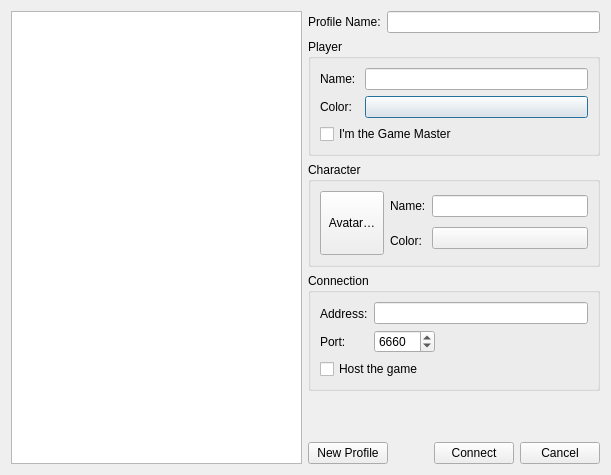
Old version of the form src/network/selectconnectionprofiledialog.ui in the repository Rolisteam/rolisteam.
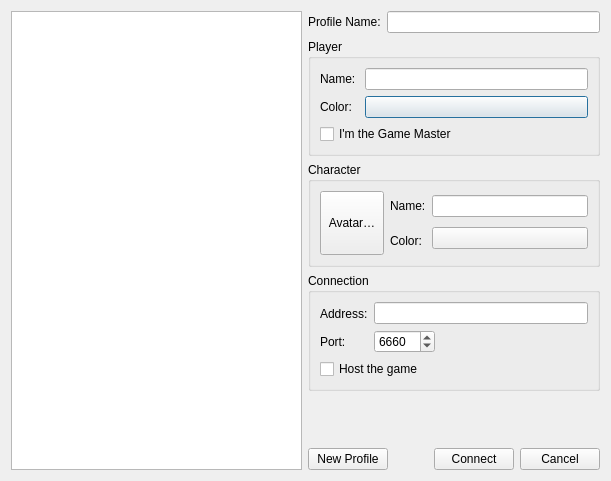
New version of the form. Custom widgets are drawn as their Qt base class.

Commit message: Change title of dialog box

Diff of the .ui file:
```diff
--- a/src/network/selectconnectionprofiledialog.ui
+++ b/src/network/selectconnectionprofiledialog.ui
@@ -7,7 +7,7 @@
     <x>0</x>
     <y>0</y>
     <width>611</width>
-    <height>475</height>
+    <height>481</height>
    </rect>
   </property>
   <property name="windowTitle">
```
Left out of the diff: 2 changed lines with no effect on the pictures.
